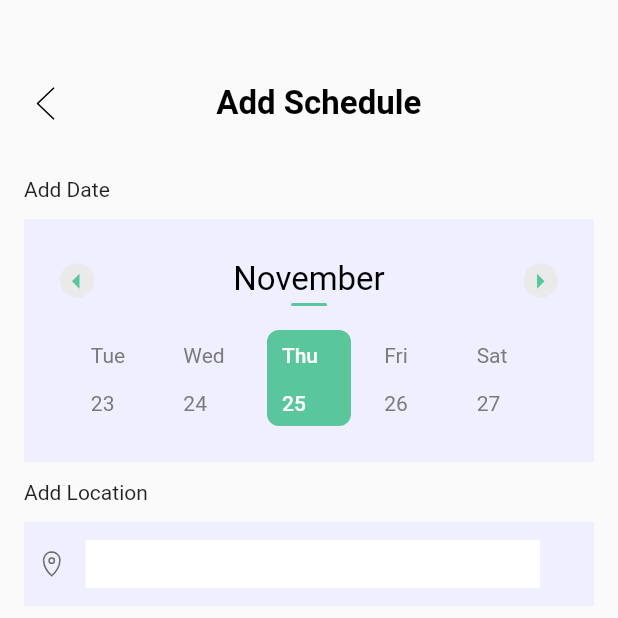
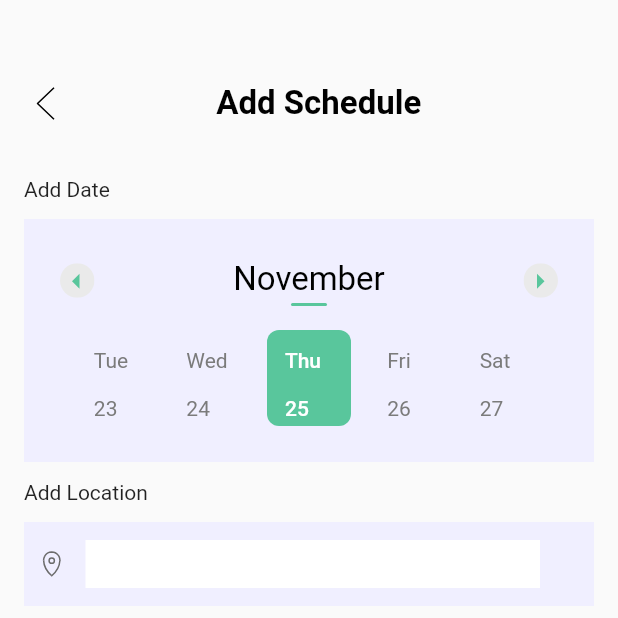
Before and after one commit to Saikat-Das-Roddur/prime_scheduler, a Flutter app: the AddSchedule screen opened directly, on a phone screen of 412 x 824 dp, the top half of it. Run offline on Flutter 3.47's test engine with Material 2 defaults, Android fonts, the phone set to English and light mode, and no system bars; drawn by our look-alikes of numberpicker; our stand-ins replace flutter_svg, percent_indicator, sizer; project files that could hold a hidden picture were left out.

Commit message:
calendar position changed

```diff
--- a/lib/views/add_schedule.dart
+++ b/lib/views/add_schedule.dart
@@ -185,6 +185,7 @@ class _AddScheduleState extends State<AddSchedule> {
                     height: 16,
                   ),
                   Stack(
+                    alignment: Alignment.center,
                     children: [
                       Center(
                         child: Container(
@@ -195,7 +196,8 @@ class _AddScheduleState extends State<AddSchedule> {
                               borderRadius: BorderRadius.circular(8)),
                         ),
                       ),
-                      Padding(
+                      Center(
+                        child: Padding(
                           padding: const EdgeInsets.only(top: 8.0, right: 8),
                           child: NumberPicker(
                             value: _day,
@@ -228,6 +230,7 @@ class _AddScheduleState extends State<AddSchedule> {
                                   "\n\n" +text;
                             },
                             onChanged: (value) => setState(() => _day = value),
+                          ),
                         ),
                       ),
                     ],
--- a/lib/views/all_clock_in_out.dart
+++ b/lib/views/all_clock_in_out.dart
@@ -104,6 +104,8 @@ class _AllClockInOutState extends State<AllClockInOut> {
             Padding(
               padding: const EdgeInsets.fromLTRB(24,36,24.0,36),
               child: Row(
+                mainAxisAlignment: MainAxisAlignment.spaceBetween,
+                crossAxisAlignment: CrossAxisAlignment.center,
                 children: [
                   GestureDetector(
                     onTap: (){
@@ -168,7 +170,7 @@ class _AllClockInOutState extends State<AllClockInOut> {
                       ],
                     ),
                   ),
-                  SizedBox(width: 8,),
+                 // SizedBox(width: 8,),
                   GestureDetector(
                     onTap: (){
                       setState(() {
--- a/lib/views/schedule_list.dart
+++ b/lib/views/schedule_list.dart
@@ -134,6 +134,7 @@ class _ScheduleListsState extends State<ScheduleLists> {
                     height: 16,
                   ),
                   Stack(
+                    alignment: Alignment.center,
                     children: [
                       Center(
                         child: Container(
--- a/pubspec.yaml
+++ b/pubspec.yaml
@@ -15,7 +15,7 @@ publish_to: 'none' # Remove this line if you wish to publish to pub.dev
 # In iOS, build-name is used as CFBundleShortVersionString while build-number used as CFBundleVersion.
 # Read more about iOS versioning at
 # https://developer.apple.com/library/archive/documentation/General/Reference/InfoPlistKeyReference/Articles/CoreFoundationKeys.html
-version: 1.0.0+2
+version: 1.0.0+3
 
 environment:
   sdk: ">=2.12.0 <3.0.0"
```
Also changed, not shown: 2 other files. Lines whose indentation alone changed are shown as unchanged.
